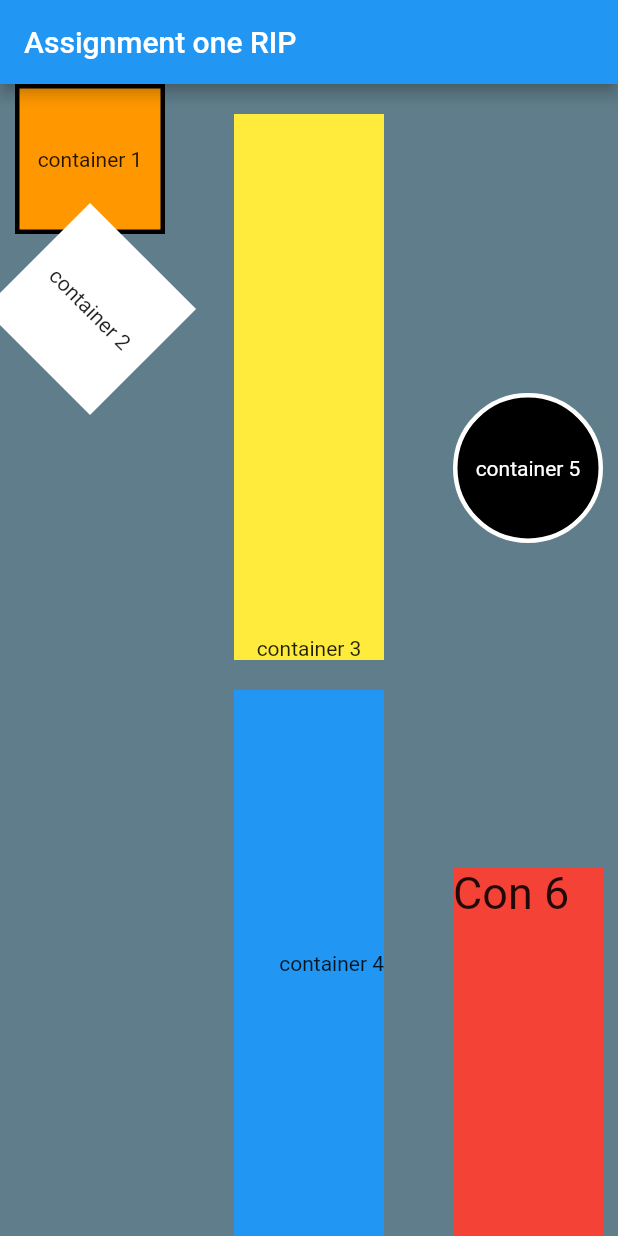
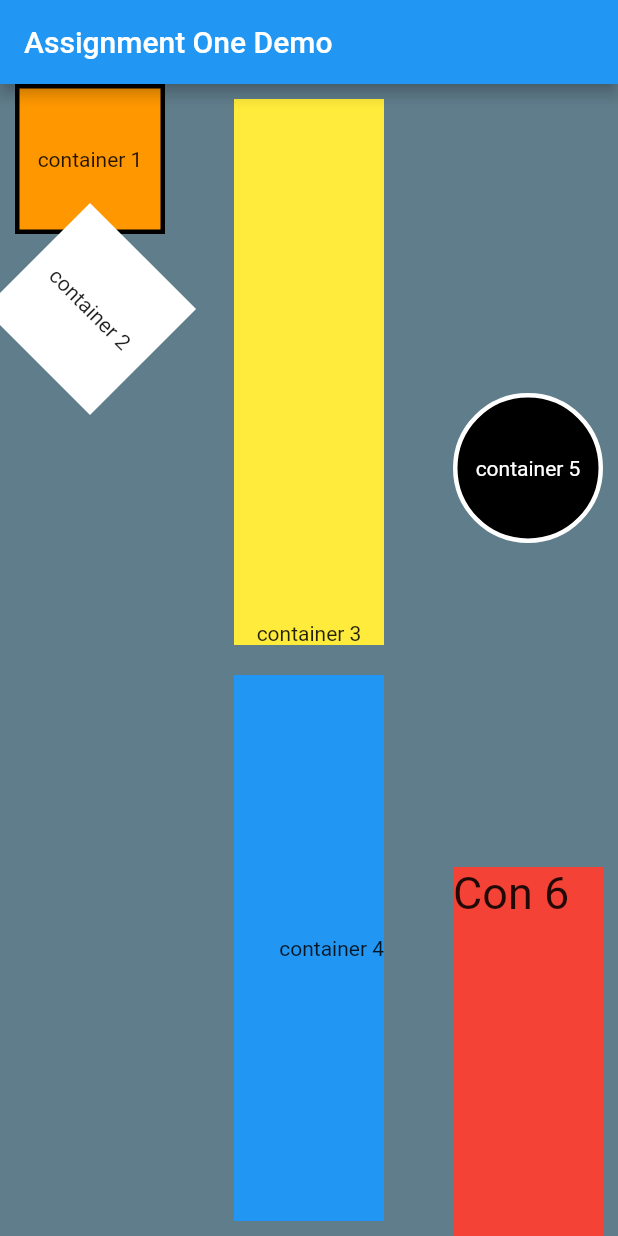
Before and after one commit to viloriajer/FlutterApp01_JeremyViloria, a Flutter app: the screen it shows after launch, on a phone screen of 412 x 824 dp. Run offline on Flutter 3.47's test engine with Material 2 defaults, Android fonts, the phone set to English and light mode, and no system bars.

```diff
--- a/assignment01/lib/main.dart
+++ b/assignment01/lib/main.dart
@@ -16,12 +16,11 @@ class MyApp extends StatelessWidget {
       home: Scaffold(
         backgroundColor: Colors.blueGrey,
         appBar: AppBar(
-          title: Text("Assignment one RIP"),
+          title: Text("Assignment One Demo"),
         ),
         body: Row(
           mainAxisAlignment: MainAxisAlignment.spaceBetween,
           children: <Widget>[
-            //Padding(padding: const EdgeInsets.all(10.0)),
             Column(
               children: [
                 Padding(
@@ -52,8 +51,9 @@ class MyApp extends StatelessWidget {
             ),
             Column(
               children: [
-                Padding(padding: const EdgeInsets.all(10.0)),
                 Expanded(
+                  child: Padding(
+                    padding: const EdgeInsets.all(10.0),
                     child: Container(
                       child: Align(
                         alignment: Alignment.bottomCenter,
@@ -64,8 +64,10 @@ class MyApp extends StatelessWidget {
                       color: Colors.yellow,
                     ),
                   ),
-                Padding(padding: const EdgeInsets.all(10.0)),
+                ),
                 Expanded(
+                  child: Padding(
+                    padding: const EdgeInsets.all(10.0),
                     child: Container(
                       child: Align(
                         alignment: Alignment.centerRight,
@@ -76,12 +78,12 @@ class MyApp extends StatelessWidget {
                       color: Colors.blue,
                     ),
                   ),
+                ),
               ],
             ),
             Column(
               mainAxisAlignment: MainAxisAlignment.spaceAround,
               children: [
-                //Padding(padding: EdgeInsets.all(10)),
                 Expanded(
                   flex: 2,
                   child: Container(
@@ -101,7 +103,6 @@ class MyApp extends StatelessWidget {
                     //color: Colors.orange,
                   ),
                 ),
-
                 Expanded(
                   child: Padding(
                     padding: const EdgeInsets.fromLTRB(10, 10, 10, 0),
```
Lines whose indentation alone changed are shown as unchanged.
